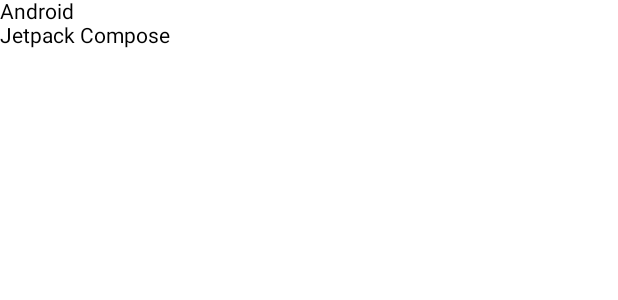
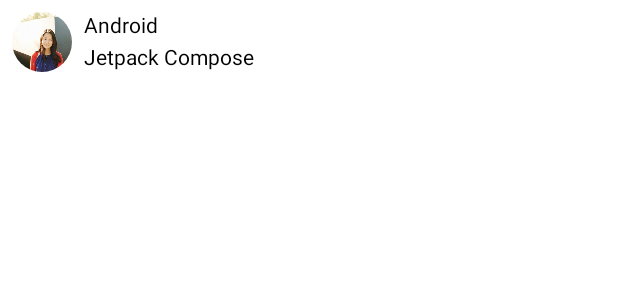
Before and after one commit to sharathpavan7/ComposeTutorial, an Android app built with Jetpack Compose: the @Preview function PreviewMessageCard, on a phone screen of 412 x 824 dp. Shown: the top 300 px of the screen. Run offline under Robolectric (Android 15) with nearby library versions, the phone set to English and light mode, and no system bars.

Commit message:
Added Image view to the row. Added paddings and spaces in the layout.

```diff
--- a/app/src/main/java/com/example/composetutorial/MainActivity.kt
+++ b/app/src/main/java/com/example/composetutorial/MainActivity.kt
@@ -3,15 +3,21 @@ package com.example.composetutorial
 import android.os.Bundle
 import androidx.activity.ComponentActivity
 import androidx.activity.compose.setContent
-import androidx.compose.foundation.layout.Column
-import androidx.compose.foundation.layout.Row
-import androidx.compose.foundation.layout.fillMaxSize
+import androidx.compose.foundation.Image
+import androidx.compose.foundation.background
+import androidx.compose.foundation.layout.*
+import androidx.compose.foundation.shape.CircleShape
 import androidx.compose.material.MaterialTheme
 import androidx.compose.material.Surface
 import androidx.compose.material.Text
 import androidx.compose.runtime.Composable
+import androidx.compose.ui.Alignment
 import androidx.compose.ui.Modifier
+import androidx.compose.ui.draw.clip
+import androidx.compose.ui.graphics.Color
+import androidx.compose.ui.res.painterResource
 import androidx.compose.ui.tooling.preview.Preview
+import androidx.compose.ui.unit.dp
 import com.example.composetutorial.ui.theme.ComposeTutorialTheme
 
 class MainActivity : ComponentActivity() {
@@ -38,9 +44,25 @@ class MainActivity : ComponentActivity() {
 
 @Composable
 fun MessageCard(msg: MainActivity.Message) {
-    Column() {
-        Text(text = msg.author)
-        Text(text = msg.message)
+    Row(
+        modifier = Modifier.padding(all = 8.dp),
+        verticalAlignment = Alignment.CenterVertically,
+    ) {
+        Image(
+            painter = painterResource(id = R.drawable.profile_picture ),
+            contentDescription = "profile picture",
+            modifier = Modifier
+                .size(40.dp)
+                .clip(shape = CircleShape)
+        )
+
+        Spacer(modifier = Modifier.width(8.dp))
+
+        Column() {
+            Text(text = msg.author)
+            Spacer(modifier = Modifier.height(5.dp))
+            Text(text = msg.message)
+        }
     }
 }
 
```
Also changed, not shown: app/src/main/res/drawable/profile_picture.png (added).
